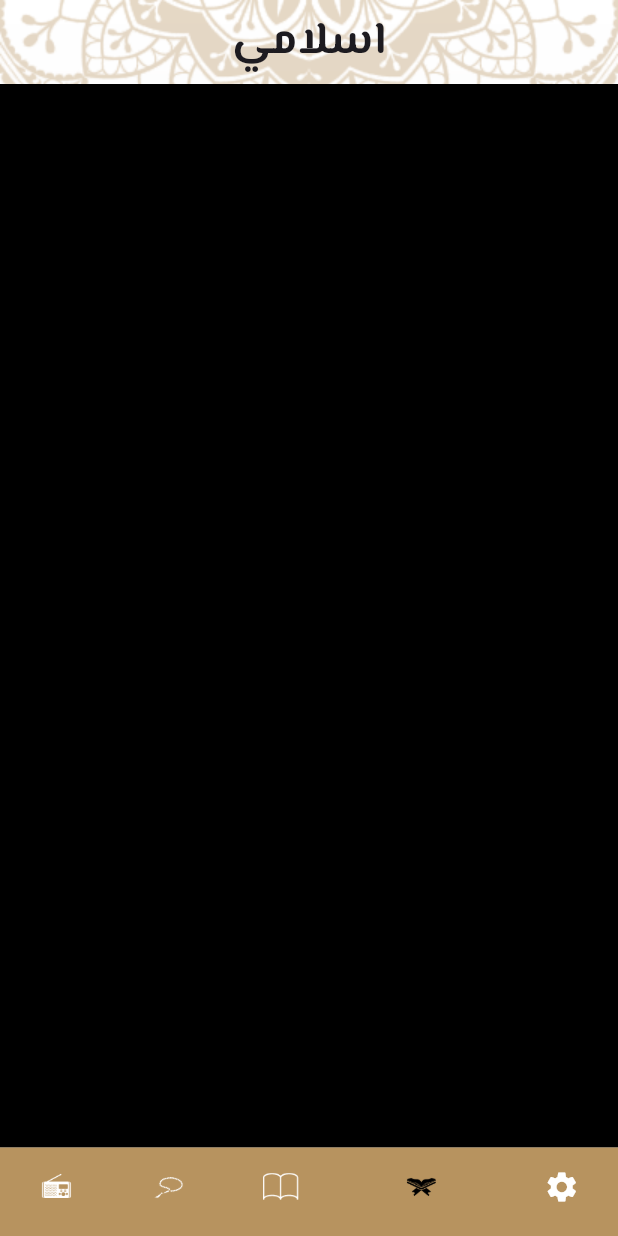
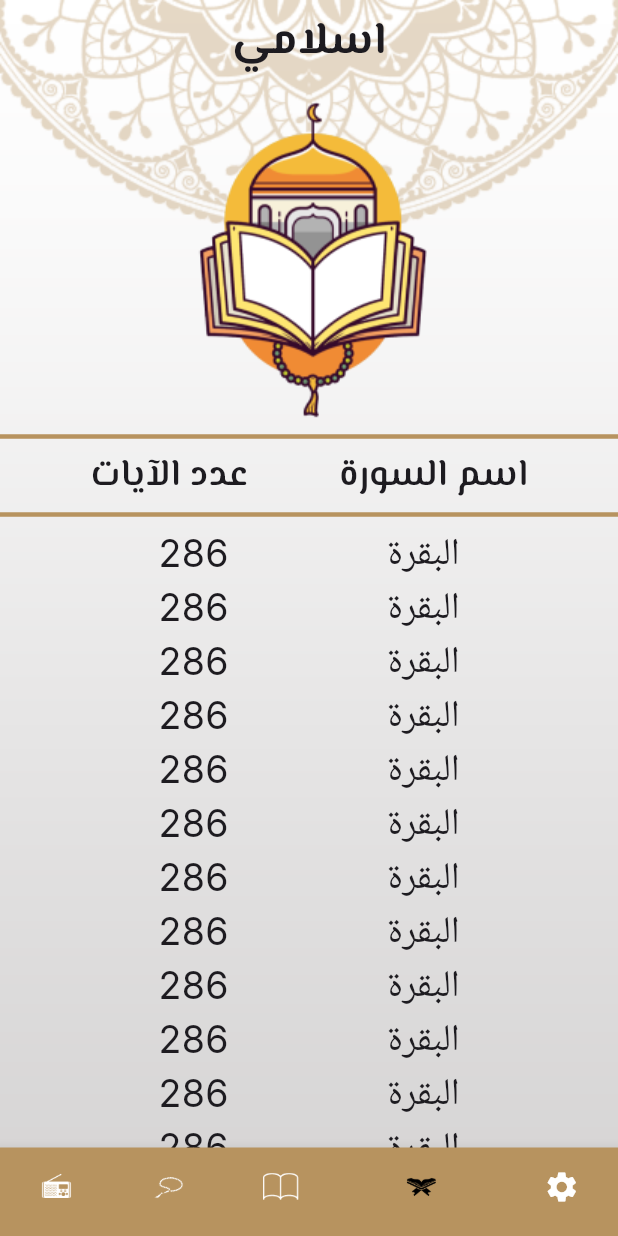
Before and after one commit to youssefemadeldn/Islami-App, a Flutter app: the screen it shows after launch, item 4 of the bottom bar chosen, on a phone screen of 412 x 824 dp. Run offline on Flutter 3.47's test engine with Material 3 defaults, Android fonts, the phone set to English and light mode, and no system bars; our stand-ins replace google_fonts.

Commit message:
finish Ui of Quran tab

```diff
--- a/lib/widgets/quran_tab.dart
+++ b/lib/widgets/quran_tab.dart
@@ -1,12 +1,68 @@
 import 'package:flutter/material.dart';
+import 'package:google_fonts/google_fonts.dart';
+import 'package:islamic_app/constants.dart';
 
 class QuranTab extends StatelessWidget {
   const QuranTab({super.key});
 
   @override
   Widget build(BuildContext context) {
-    return Container(
-      color: Colors.black,
+    return Column(
+      children: [
+        Image.asset('assets/images/quran_logo.png'),
+        const Divider(
+          color: kPrimaryColor,
+          thickness: 3,
+        ),
+        Row(
+          mainAxisAlignment: MainAxisAlignment.spaceEvenly,
+          children: [
+            Text(
+              'عدد الآيات',
+              style: GoogleFonts.elMessiri(
+                fontSize: 25,
+                fontWeight: FontWeight.w600,
+              ),
+            ),
+            Text(
+              'اسم السورة',
+              style: GoogleFonts.elMessiri(
+                fontSize: 25,
+                fontWeight: FontWeight.w600,
+              ),
+            ),
+          ],
+        ),
+        const Divider(
+          color: kPrimaryColor,
+          thickness: 3,
+        ),
+        Expanded(
+          child: ListView(
+            children: List.generate(114, (index) {
+              return Row(
+                mainAxisAlignment: MainAxisAlignment.spaceEvenly,
+                children: [
+                  Text(
+                    '286',
+                    style: GoogleFonts.inter(
+                      fontSize: 25,
+                      fontWeight: FontWeight.w400,
+                    ),
+                  ),
+                  Text(
+                    'البقرة',
+                    style: GoogleFonts.inter(
+                      fontSize: 25,
+                      fontWeight: FontWeight.w400,
+                    ),
+                  ),
+                ],
+              );
+            }),
+          ),
+        )
+      ],
     );
   }
 }
```
